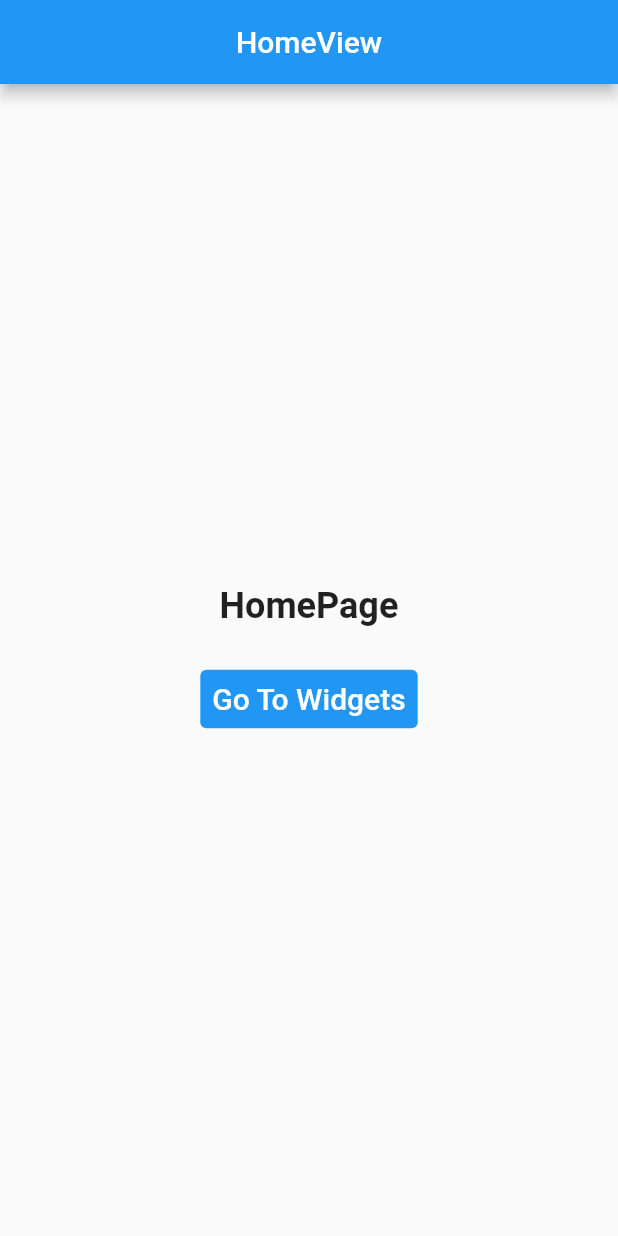
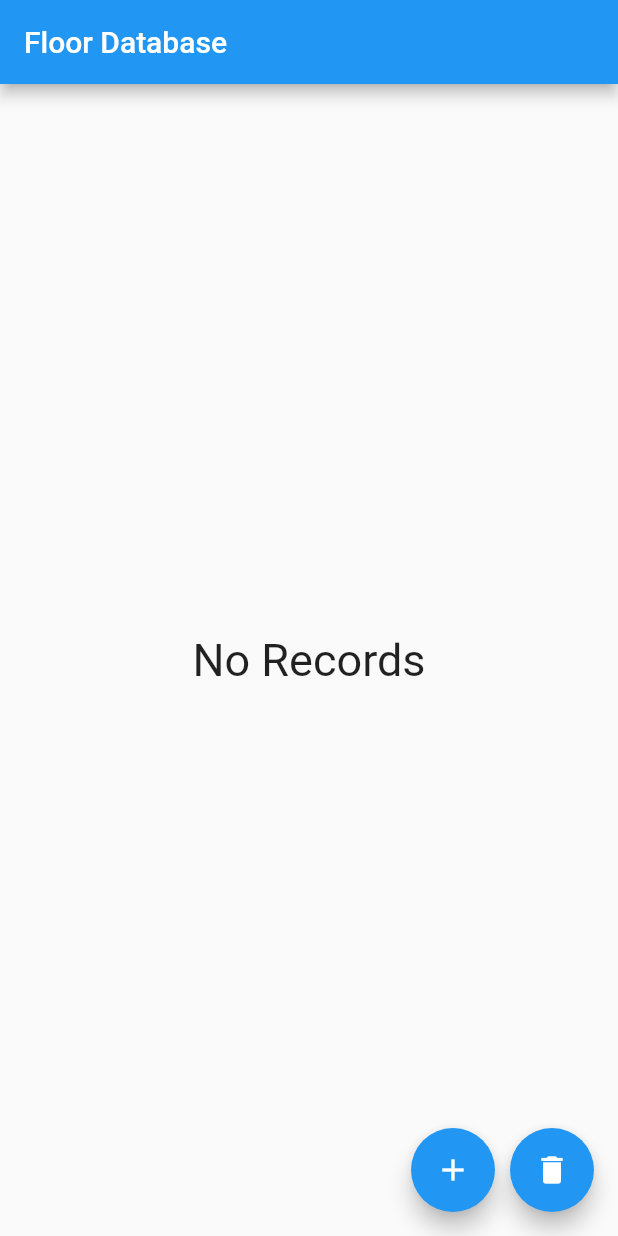
Before and after one commit to gowrigowtham/flutter-demos, a Flutter app: the screen it shows after launch, on a phone screen of 412 x 824 dp. Run offline on Flutter 3.47's test engine with Material 2 defaults, Android fonts, the phone set to English and light mode, and no system bars; our stand-ins replace floor, geocoding, geolocator, get, google_maps_flutter, sqflite; accounts and stored records are empty; generated files the repository leaves out were written again.

Commit message:
room database

```diff
--- /dev/null
+++ b/lib/database/room/floor/controller/floor_controller.dart
@@ -0,0 +1,36 @@
+import 'package:flutter/material.dart';
+import 'package:get/get_state_manager/get_state_manager.dart';
+import 'package:googlemapdemo/database/room/floor/model/floor_model.dart';
+
+class FloorDBController extends GetxController {
+  List<FloorModel> list = [];
+  ScrollController scrollController = ScrollController();
+  int listLength = 6;
+
+  @override
+  void onInit() {
+    generateList();
+    addItems();
+    super.onInit();
+  }
+
+  addItems() async {
+    scrollController.addListener(() {
+      if (scrollController.position.maxScrollExtent ==
+          scrollController.position.pixels) {
+        for (int i = 0; i < 2; i++) {
+          listLength++;
+          list.add(FloorModel(title: (listLength).toString()));
+          update();
+        }
+      }
+    });
+  }
+
+  generateList() {
+    list = List.generate(
+      listLength,
+      (index) => FloorModel(title: (index + 1).toString()),
+    );
+  }
+}
--- /dev/null
+++ b/lib/database/room/floor/dao/note_dao.dart
@@ -0,0 +1,19 @@
+import 'package:floor/floor.dart';
+
+import '../table/note_table.dart';
+
+@dao
+abstract class NoteDao {
+  @Query('select * from note')
+  Stream<List<Note>> getAllNotes();
+  @insert
+  Future<void> addNote(Note note);
+  @delete
+  Future<void> deleteNote(Note note);
+  @update
+  Future<void> updateNote(Note note);
+  @delete
+  Future<void> deleteAllNotes(List<Note> notes);
+  // @Query('SELECT * FROM note')
+  // Future<List<Note>> retrieveNotes();
+}
--- /dev/null
+++ b/lib/database/room/floor/db/note_db.dart
@@ -0,0 +1,14 @@
+import 'dart:async';
+
+import 'package:floor/floor.dart';
+import 'package:googlemapdemo/database/room/floor/dao/note_dao.dart';
+
+import '../table/note_table.dart';
+import 'package:sqflite/sqflite.dart' as sqflite;
+import 'package:path/path.dart';
+part 'note_db.g.dart';
+
+@Database(version: 1, entities: [Note])
+abstract class NoteDatabase extends FloorDatabase {
+  NoteDao get noteDao;
+}
--- /dev/null
+++ b/lib/database/room/floor/model/floor_model.dart
@@ -0,0 +1,5 @@
+class FloorModel {
+  String? title;
+  String? msg;
+  FloorModel({this.title, this.msg});
+}
--- /dev/null
+++ b/lib/database/room/floor/screen/floor_database_screen.dart
@@ -0,0 +1,93 @@
+import 'package:flutter/material.dart';
+import 'package:get/get.dart';
+import 'package:googlemapdemo/database/room/floor/controller/floor_controller.dart';
+import 'package:googlemapdemo/database/room/floor/dao/note_dao.dart';
+import 'package:googlemapdemo/database/room/floor/screen/add_screen.dart';
+import 'package:googlemapdemo/database/room/floor/screen/update_screen.dart';
+
+import '../table/note_table.dart';
+
+class FloorDatabase extends StatelessWidget {
+  final NoteDao noteDao = Get.find();
+  List<Note> notes = [];
+  FloorDBController floorDBController = Get.put(FloorDBController());
+  FloorDatabase();
+
+  @override
+  Widget build(BuildContext context) {
+    return Scaffold(
+      appBar: AppBar(
+        title: const Text('Floor Database'),
+      ),
+      body: noteList(),
+      floatingActionButton: Row(
+        mainAxisSize: MainAxisSize.min,
+        children: [
+          FloatingActionButton(
+            heroTag: 'add',
+            onPressed: () {
+              // await noteDao?.addNote(Note('Android', 'Operating system'));
+              Get.to(AddScreen());
+            },
+            child: const Icon(Icons.add),
+          ),
+          const SizedBox(
+            width: 10,
+          ),
+          FloatingActionButton(
+            heroTag: 'delete',
+            onPressed: () {
+              noteDao.deleteAllNotes(notes);
+            },
+            child: const Icon(Icons.delete),
+          ),
+        ],
+      ),
+    );
+  }
+
+  Widget noteList() {
+    return StreamBuilder<List<Note>>(
+        stream: noteDao.getAllNotes(),
+        builder: (context, data) {
+          if (data.hasData) {
+            notes = data.data!;
+            if (data.data!.isEmpty) {
+              return const Center(
+                  child: Text(
+                'No Records',
+                style: TextStyle(fontSize: 30),
+              ));
+            } else {
+              return ListView.builder(
+                  itemCount: data.data!.length,
+                  itemBuilder: (context, position) {
+                    return Card(
+                      child: ListTile(
+                        title: Text(data.data![position].title.toString()),
+                        subtitle: Text(data.data![position].msg.toString()),
+                        trailing: IconButton(
+                          icon: const Icon(Icons.delete),
+                          onPressed: () {
+                            noteDao.deleteNote(data.data![position]);
+                          },
+                        ),
+                        leading: IconButton(
+                          icon: const Icon(Icons.edit),
+                          onPressed: () {
+                            Get.to(UpdateScreen(),
+                                arguments: data.data![position]);
+                          },
+                        ),
+                      ),
+                    );
+                  });
+            }
+          } else if (data.hasError) {
+            return const Text('Error');
+          } else {
+            return const Text('Loading..');
+          }
+        });
+  }
+}
--- /dev/null
+++ b/lib/database/room/floor/table/note_table.dart
@@ -0,0 +1,11 @@
+import 'package:floor/floor.dart';
+
+@Entity(tableName: 'note')
+class Note {
+  @PrimaryKey(autoGenerate: true)
+  int? id;
+  @ColumnInfo(name: 'title')
+  String? title;
+  String? msg;
+  Note(this.title, this.msg, {this.id});
+}
--- a/lib/main.dart
+++ b/lib/main.dart
@@ -1,4 +1,9 @@
 import 'package:flutter/material.dart';
+import 'package:get/get.dart';
+import 'package:googlemapdemo/database/room/floor/dao/note_dao.dart';
+import 'package:googlemapdemo/database/room/floor/db/note_db.dart';
+import 'package:googlemapdemo/database/room/floor/screen/floor_database_screen.dart';
+import 'package:googlemapdemo/screen/flutter_widgets.dart';
 import 'package:googlemapdemo/screen/google_map_screen.dart';
 import 'package:googlemapdemo/screen/gps_location.dart';
 import 'package:googlemapdemo/screen/home_page.dart';
@@ -14,9 +19,22 @@ class MyApp extends StatelessWidget {
   // This widget is the root of your application.
   @override
   Widget build(BuildContext context) {
-    return const MaterialApp(
+    return GetMaterialApp(
       debugShowCheckedModeBanner: false,
-      home: HomePage(),
+      // home: FlutterWidgets(),
+      home: FutureBuilder<NoteDatabase>(
+        future: $FloorNoteDatabase.databaseBuilder('note.db').build(),
+        builder: (context, data) {
+          if (data.hasData) {
+            Get.put(data.data!.noteDao);
+            return FloorDatabase();
+          } else if (data.hasError) {
+            return Text('Error');
+          } else {
+            return Text('Loading');
+          }
+        },
+      ),
     );
   }
 }
--- a/lib/screen/ui/body.dart
+++ b/lib/screen/ui/body.dart
@@ -41,7 +41,7 @@ class _BodyState extends State<Body> {
         crossAxisAlignment: CrossAxisAlignment.start,
         children: const [
           /* ContainerWidget(),
-          AnimatedContainerWidget(),
+           AnimatedContainerWidget(),
           RowWidget(),
           ColumnWidget(),
           StackWidget(),
@@ -62,8 +62,8 @@ class _BodyState extends State<Body> {
           InteractiveViewerWidget()
           MediaQueryWidget()
           SafeAreaWidget()
-          TextWidget(),*/
-          RichTextWidget()
+          TextWidget(),
+          RichTextWidget()*/
         ],
       ),
     );
--- a/lib/screen/ui/row_widget.dart
+++ b/lib/screen/ui/row_widget.dart
@@ -13,7 +13,7 @@ class _RowWidgetState extends State<RowWidget> {
   @override
   Widget build(BuildContext context) {
     return Container(
-      margin: EdgeInsets.only(top: 50),
+      margin: const EdgeInsets.only(top: 50),
       alignment: Alignment.center,
       color: Colors.deepPurple,
       child: Padding(
@@ -33,7 +33,7 @@ class _RowWidgetState extends State<RowWidget> {
                   style: TextStyle(
                       decoration: TextDecoration.none,
                       fontSize: 20,
-                      fontFamily: 'Raleway',
+                      fontFamily: 'Raceway',
                       fontWeight: FontWeight.w700,
                       color: Colors.white),
                   textDirection: TextDirection.ltr,
--- a/pubspec.yaml
+++ b/pubspec.yaml
@@ -35,11 +35,15 @@ dependencies:
   # Use with the CupertinoIcons class for iOS style icons.
   cupertino_icons: ^1.0.2
   google_maps_flutter: ^2.1.8
+  floor: ^1.3.0
+  get: ^4.6.5
 #  flutter_geocoder: ^0.2.2-nullsafety
   geolocator: ^8.2.1
   geocoding: ^2.0.4
 
 dev_dependencies:
+  floor_generator: ^1.3.0
+  build_runner: ^2.1.2
   flutter_test:
     sdk: flutter
 
```
Also changed, not shown: lib/database/room/floor/screen/add_screen.dart (added, +58 -0 lines), lib/database/room/floor/screen/update_screen.dart (added, +61 -0 lines), lib/screen/flutter_widgets.dart (added, +96 -0 lines), lib/screen/ui/animated_container_widget.dart (+4 -4 lines), lib/screen/ui/button_widget.dart (+2 -5 lines), lib/screen/ui/container_widget.dart (+13 -6 lines), lib/screen/ui/wrap_widget.dart (+15 -10 lines), pubspec.lock (deleted).
